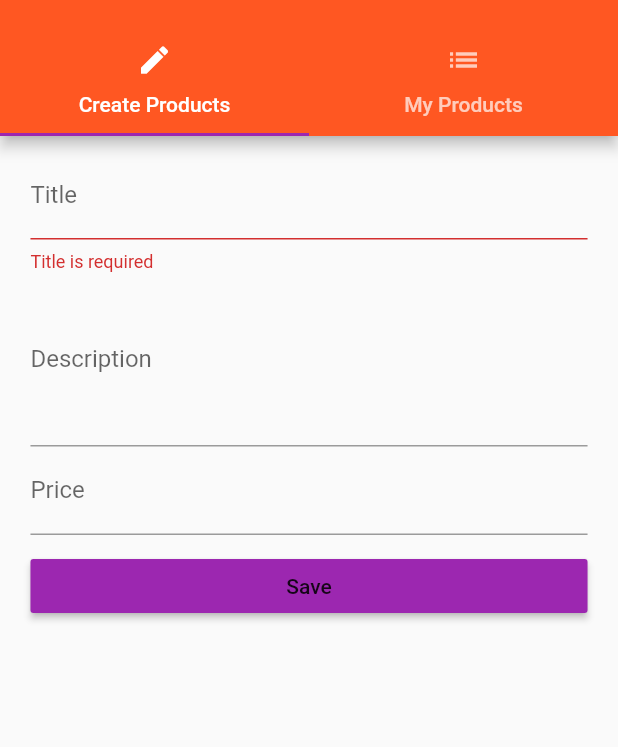
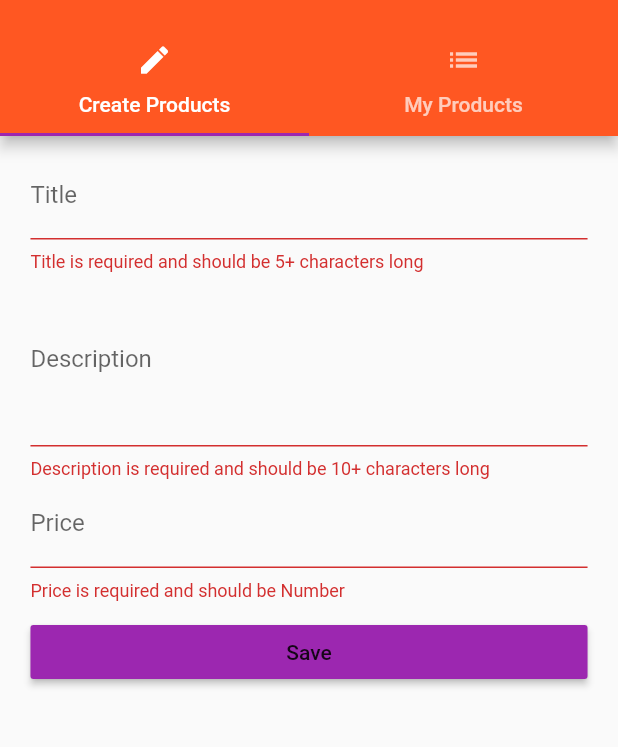
Before and after one commit to kamrancr7/FlutterPractice, a Flutter app: the ProductAdmin screen opened by its route, after a tap on "Save", on a phone screen of 412 x 824 dp, the part 59-806 px from its top. Run offline on Flutter 3.47's test engine with Material 2 defaults, Android fonts, the phone set to English and light mode, and no system bars.

```diff
--- a/lib/pages/create_products.dart
+++ b/lib/pages/create_products.dart
@@ -23,8 +23,8 @@ class _CreateProductsPageState extends State<CreateProductsPage> {
       decoration: InputDecoration(labelText: "Title"),
       //autovalidate: true,
       validator: (String value){
-        if(value.isEmpty){
-          return "Title is required";
+        if(value.isEmpty || value.length <= 5){
+          return "Title is required and should be 5+ characters long";
         }
       },
       onSaved: (String value) {
@@ -40,6 +40,11 @@ class _CreateProductsPageState extends State<CreateProductsPage> {
     return TextFormField(
       maxLines: 4,
       decoration: InputDecoration(labelText: "Description"),
+      validator: (String value){
+        if(value.isEmpty || value.length <= 10){
+          return "Description is required and should be 10+ characters long";
+        }
+      },
       onSaved: (String value) {
         setState(() {
           _descriptionValue = value;
@@ -52,6 +57,11 @@ class _CreateProductsPageState extends State<CreateProductsPage> {
   Widget _buildPriceTextField() {
     return TextFormField(
       decoration: InputDecoration(labelText: "Price"),
+      validator: (String value){
+        if(value.isEmpty || !RegExp(r'^(?:[1-9]\d*|0)?(?:[.,]\d+)?$').hasMatch(value)){
+          return "Price is required and should be Number";
+        }
+      },
       onSaved: (String value) {
         setState(() {
           _priceValue = double.parse(value);
```
